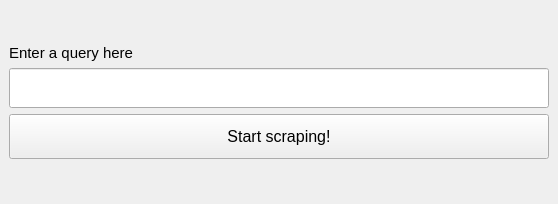
This is UI/goomaps.ui in AhmedGsm/Google-Maps-Scraper as Qt 5 draws it before an edit. The edited form follows.
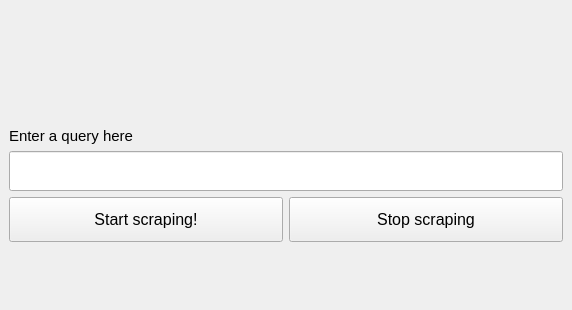
This is the edited form.

Commit message: Add stop scraping button

Diff of the .ui file:
```diff
--- a/UI/goomaps.ui
+++ b/UI/goomaps.ui
@@ -6,8 +6,8 @@
    <rect>
     <x>0</x>
     <y>0</y>
-    <width>558</width>
-    <height>204</height>
+    <width>572</width>
+    <height>310</height>
    </rect>
   </property>
   <property name="windowTitle">
@@ -17,8 +17,6 @@
    <string notr="true"/>
   </property>
   <widget class="QWidget" name="centralwidget">
-   <layout class="QVBoxLayout" name="verticalLayout_2">
-    <item>
      <layout class="QVBoxLayout" name="verticalLayout">
       <item>
        <spacer name="verticalSpacer">
@@ -28,7 +26,20 @@
         <property name="sizeHint" stdset="0">
          <size>
           <width>20</width>
-          <height>40</height>
+        <height>41</height>
+       </size>
+      </property>
+     </spacer>
+    </item>
+    <item>
+     <spacer name="verticalSpacer_3">
+      <property name="orientation">
+       <enum>Qt::Vertical</enum>
+      </property>
+      <property name="sizeHint" stdset="0">
+       <size>
+        <width>20</width>
+        <height>42</height>
          </size>
         </property>
        </spacer>
@@ -68,6 +79,8 @@
        </widget>
       </item>
       <item>
+     <layout class="QHBoxLayout" name="horizontalLayout_3">
+      <item>
        <widget class="QPushButton" name="searchButton">
         <property name="minimumSize">
          <size>
@@ -92,6 +105,32 @@
        </widget>
       </item>
       <item>
+       <widget class="QPushButton" name="stopScrapingButton">
+        <property name="minimumSize">
+         <size>
+          <width>0</width>
+          <height>45</height>
+         </size>
+        </property>
+        <property name="maximumSize">
+         <size>
+          <width>16777215</width>
+          <height>45</height>
+         </size>
+        </property>
+        <property name="font">
+         <font>
+          <pointsize>12</pointsize>
+         </font>
+        </property>
+        <property name="text">
+         <string>Stop scraping</string>
+        </property>
+       </widget>
+      </item>
+     </layout>
+    </item>
+    <item>
        <spacer name="verticalSpacer_2">
         <property name="orientation">
          <enum>Qt::Vertical</enum>
@@ -99,12 +138,10 @@
         <property name="sizeHint" stdset="0">
          <size>
           <width>20</width>
-          <height>40</height>
+        <height>41</height>
          </size>
         </property>
        </spacer>
-      </item>
-     </layout>
     </item>
    </layout>
   </widget>
```
Left out of the diff: 2 changed lines with no effect on the pictures. Lines whose indentation alone changed are shown as unchanged. The commit also changes 4 other files.
